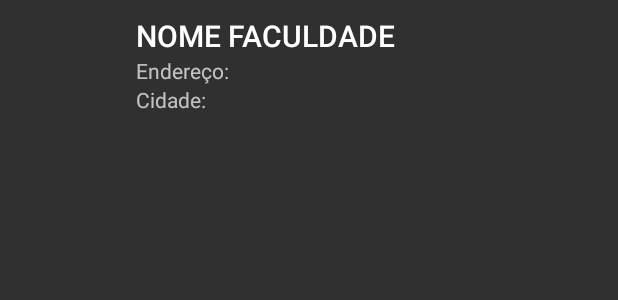
After one commit to dsnascimento/SC, an Android app: the layout listafaculdades.xml on its own in the app's theme, with its tools: preview values and no code run, on a phone screen of 412 x 824 dp. The commit adds this screen. Shown: the top 300 px of the screen. Run offline under Robolectric (Android 15) with nearby library versions, the phone set to English and light mode, and no system bars.

Commit message:
Tela Principal e Tela Sobre Faculdade Implementadas !! uhuhuhu

```diff
--- /dev/null
+++ b/app/src/main/res/layout/listafaculdades.xml
@@ -0,0 +1,44 @@
+<?xml version="1.0" encoding="utf-8"?>
+<LinearLayout xmlns:android="http://schemas.android.com/apk/res/android"
+    android:orientation="horizontal" android:layout_width="match_parent"
+    android:layout_height="match_parent">
+
+
+
+    <ImageView
+        android:id="@+id/imgfvc"
+        android:layout_width="80dp"
+        android:layout_height="80dp"
+        android:scaleType="fitXY"
+        android:layout_margin="5dp"/>
+
+    <LinearLayout
+        android:orientation="vertical"
+        android:layout_width="match_parent"
+        android:layout_height="wrap_content"
+        android:layout_gravity="right">
+
+        <TextView
+            android:id="@+id/nomeFaculdade"
+            android:layout_width="wrap_content"
+            android:layout_height="wrap_content"
+            android:text="NOME FACULDADE"
+            android:layout_marginTop="10dp"
+            android:textAppearance="@style/Base.TextAppearance.AppCompat.SearchResult.Title" />
+        <TextView
+            android:id="@+id/endereco"
+            android:layout_width="wrap_content"
+            android:layout_height="wrap_content"
+            android:textAppearance="@style/Base.TextAppearance.AppCompat.Small"
+            android:text="Endereço: "/>
+
+        <TextView
+            android:id="@+id/cidade"
+            android:layout_width="match_parent"
+            android:layout_height="wrap_content"
+            android:text="Cidade: "
+            android:textAppearance="@style/Base.TextAppearance.AppCompat.Small" />
+
+    </LinearLayout>
+
+</LinearLayout>
```
Also changed, not shown: app/src/main/AndroidManifest.xml (+4 -3 lines), app/src/main/java/com/dsn/searchcollege5/DescricaoFaculdade.java (added, +49 -0 lines), app/src/main/java/com/dsn/searchcollege5/Faculdades.java (added, +69 -0 lines), app/src/main/java/com/dsn/searchcollege5/FaculdadesAdapter.java (added, +43 -0 lines), app/src/main/java/com/dsn/searchcollege5/TelaPrincipal.java (+35 -0 lines), app/src/main/java/com/dsn/searchcollege5/TelaSobreFaculdade.java (added, +47 -0 lines), app/src/main/res/layout/activity_tela_principal.xml (+10 -1 lines), app/src/main/res/layout/activity_tela_sobre_faculdade.xml (added, +67 -0 lines).
